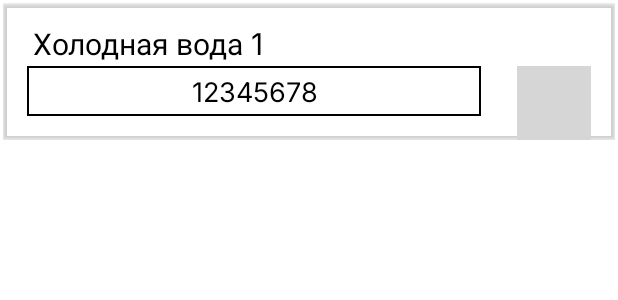
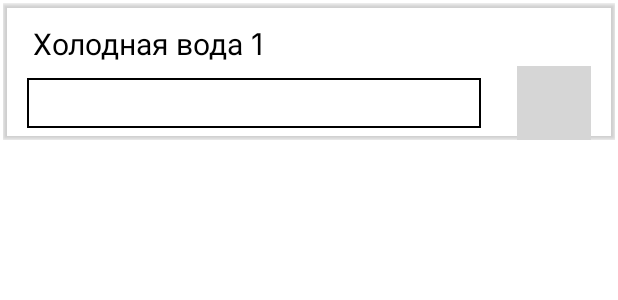
Before and after one commit to Ixorlive/MADA, an Android app: the layout meters_list.xml on its own in the app's theme, with its tools: preview values and no code run, on a phone screen of 412 x 824 dp. Shown: the top 300 px of the screen. Run offline under Robolectric (Android 15) with nearby library versions, the phone set to English and light mode, and no system bars; grey boxes are pictures that could not be loaded.

Commit message:
progressBar and warning: ultra mega beta, just prototype

```diff
--- a/android-project/app/src/main/res/layout/meters_list.xml
+++ b/android-project/app/src/main/res/layout/meters_list.xml
@@ -29,8 +29,10 @@
                 android:layout_width="0dp"
                 android:layout_height="33dp"
                 android:layout_marginStart="16dp"
+                android:layout_marginTop="8dp"
                 android:layout_marginEnd="24dp"
-                android:text="@string/meter_reading_sample"
+                android:enabled="true"
+                android:text=""
                 app:layout_constraintEnd_toStartOf="@+id/btn_camera"
                 app:layout_constraintStart_toStartOf="parent"
                 app:layout_constraintTop_toBottomOf="@+id/text_meter_name" />
@@ -71,6 +73,19 @@
                 android:background="@android:color/transparent"
                 app:layout_constraintEnd_toEndOf="@+id/text_meter_name"
                 tools:ignore="MissingConstraints" />
+
+            <ImageView
+                android:id="@+id/img_warning"
+                android:layout_width="27dp"
+                android:layout_height="27dp"
+                android:layout_marginStart="8dp"
+                android:layout_marginTop="13dp"
+                android:tooltipText="Неверный формат"
+                android:visibility="invisible"
+                app:layout_constraintStart_toEndOf="@+id/text_meter_name"
+                app:layout_constraintTop_toTopOf="parent"
+                app:srcCompat="@drawable/ic_warning"
+                tools:visibility="invisible" />
         </androidx.constraintlayout.widget.ConstraintLayout>
 
     </androidx.cardview.widget.CardView>
```
Also changed, not shown: android-project/app/src/main/java/com/example/mada_2/Catalog/MeterAdapter.java (+22 -0 lines), android-project/app/src/main/java/com/example/mada_2/MainFragment.java (+22 -0 lines), android-project/app/src/main/res/layout/fragment_main.xml (+11 -1 lines), android-project/app/src/debug/res/drawable/ic_warning.png (added).
